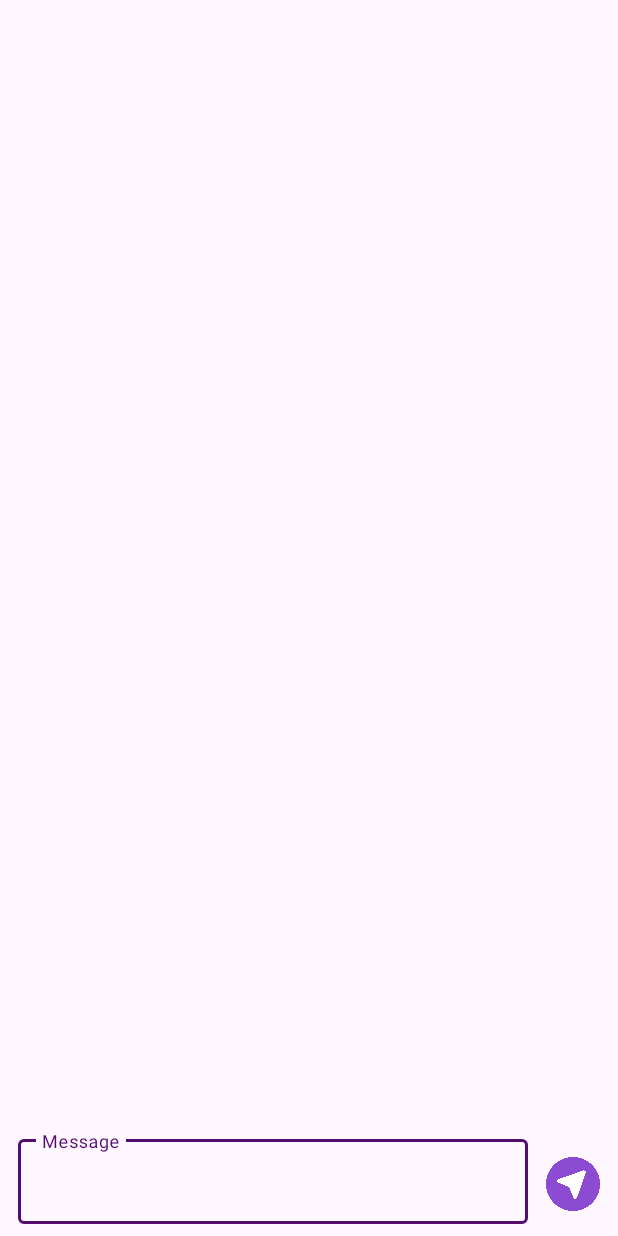
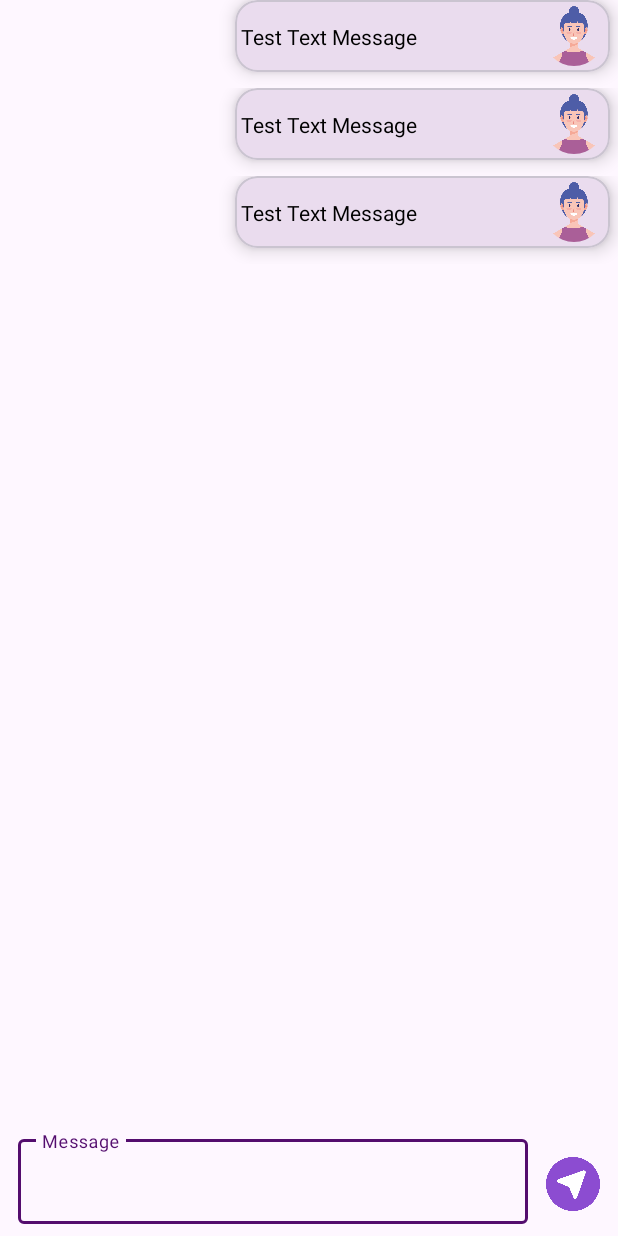
Before and after one commit to JuanBeltran09/DiemTest, an Android app: the layout activity_message.xml on its own in the app's theme, with its tools: preview values and no code run, on a phone screen of 412 x 824 dp. Run offline under Robolectric (Android 15) with nearby library versions, the phone set to English and light mode, and no system bars.

Commit message:
Firebase chatting system in android with firebase realtime database

```diff
--- a/app/src/main/java/com/example/diemtest/ui/MessageFragment.kt
+++ b/app/src/main/java/com/example/diemtest/ui/MessageFragment.kt
@@ -35,11 +35,12 @@ class MessageFragment : Fragment() {
 
     private fun getData() {
         Config.showDialog(requireContext())
-        var list = arrayListOf<String>()
-        var newList = arrayListOf<String>()
         val currentId = FirebaseAuth.getInstance().currentUser!!.phoneNumber
         FirebaseDatabase.getInstance().getReference("chats").addValueEventListener(object :ValueEventListener{
             override fun onDataChange(snapshot: DataSnapshot) {
+
+                var list = arrayListOf<String>()
+                var newList = arrayListOf<String>()
 
                 for (data in snapshot.children){
 
--- a/app/src/main/res/layout/activity_message.xml
+++ b/app/src/main/res/layout/activity_message.xml
@@ -8,19 +8,20 @@
 
     <com.google.android.material.textfield.TextInputLayout
         android:id="@+id/textInputLayout"
+        style="@style/Widget.MaterialComponents.TextInputLayout.OutlinedBox"
         android:layout_width="0dp"
+        android:layout_height="wrap_content"
         android:layout_marginHorizontal="12dp"
-        android:layout_height="wrap_content"
         android:layout_marginBottom="8dp"
-        style="@style/Widget.MaterialComponents.TextInputLayout.OutlinedBox"
         app:layout_constraintBottom_toBottomOf="parent"
         app:layout_constraintEnd_toStartOf="@+id/imageView4"
-        app:layout_constraintStart_toStartOf="parent">
+        app:layout_constraintStart_toStartOf="parent"
+        app:layout_constraintTop_toBottomOf="@+id/recyclerView2">
 
         <com.google.android.material.textfield.TextInputEditText
+            android:id="@+id/yourMeassage"
             android:layout_width="match_parent"
             android:layout_height="wrap_content"
-            android:id="@+id/yourMeassage"
             android:hint="Message" />
     </com.google.android.material.textfield.TextInputLayout>
 
@@ -33,4 +34,15 @@
         app:layout_constraintEnd_toEndOf="parent"
         app:layout_constraintTop_toTopOf="@+id/textInputLayout"
         app:srcCompat="@drawable/send" />
+
+    <androidx.recyclerview.widget.RecyclerView
+        android:id="@+id/recyclerView2"
+        android:layout_width="0dp"
+        android:layout_height="0dp"
+        app:layoutManager="androidx.recyclerview.widget.LinearLayoutManager"
+        tools:listitem="@layout/layout_reciver_message"
+        app:layout_constraintBottom_toTopOf="@+id/textInputLayout"
+        app:layout_constraintEnd_toEndOf="parent"
+        app:layout_constraintStart_toStartOf="parent"
+        app:layout_constraintTop_toTopOf="parent" />
 </androidx.constraintlayout.widget.ConstraintLayout>
--- /dev/null
+++ b/app/src/main/res/layout/layout_reciver_message.xml
@@ -0,0 +1,48 @@
+<?xml version="1.0" encoding="utf-8"?>
+<LinearLayout xmlns:android="http://schemas.android.com/apk/res/android"
+    xmlns:app="http://schemas.android.com/apk/res-auto"
+    android:layout_width="match_parent"
+    android:gravity="end"
+    android:layout_height="wrap_content">
+
+    <com.google.android.material.card.MaterialCardView
+        android:layout_width="250dp"
+        android:layout_gravity="end"
+        android:layout_margin="5dp"
+        app:cardCornerRadius="15dp"
+        app:cardElevation="7dp"
+        android:layout_height="wrap_content">
+
+        <androidx.constraintlayout.widget.ConstraintLayout
+            android:layout_width="match_parent"
+            android:layout_height="wrap_content"
+            android:padding="4dp"
+            android:layout_gravity="center_vertical">
+
+            <TextView
+                android:id="@+id/messageText"
+                android:layout_width="0dp"
+                android:layout_height="wrap_content"
+                android:text="Test Text Message"
+                android:textColor="@color/black"
+                android:textSize="14sp"
+                app:layout_constraintBottom_toBottomOf="parent"
+                app:layout_constraintEnd_toStartOf="@+id/senderImage"
+                app:layout_constraintStart_toStartOf="parent"
+                app:layout_constraintTop_toTopOf="parent"/>
+
+            <de.hdodenhof.circleimageview.CircleImageView
+                android:id="@+id/senderImage"
+                android:layout_width="40dp"
+                android:layout_height="40dp"
+                android:src="@drawable/man"
+                app:layout_constraintBottom_toBottomOf="parent"
+                app:layout_constraintEnd_toEndOf="parent"
+                app:layout_constraintTop_toTopOf="parent
+    "/>
+
+
+        </androidx.constraintlayout.widget.ConstraintLayout>
+    </com.google.android.material.card.MaterialCardView>
+
+</LinearLayout>
--- a/build.gradle.kts
+++ b/build.gradle.kts
@@ -1,6 +1,6 @@
 // Top-level build file where you can add configuration options common to all sub-projects/modules.
 plugins {
-    id("com.android.application") version "8.2.2" apply false
+    id("com.android.application") version "8.5.1" apply false
     id("org.jetbrains.kotlin.android") version "1.9.22" apply false
     id("com.google.gms.google-services") version "4.4.0" apply false
 }
```
Also changed, not shown: app/src/main/java/com/example/diemtest/activity/MessageActivity.kt (+56 -3 lines), app/src/main/java/com/example/diemtest/adapter/MessageAdapter.kt (added, +76 -0 lines), app/src/main/java/com/example/diemtest/adapter/MessageUserAdapter.kt (+14 -1 lines), app/src/main/java/com/example/diemtest/model/MessageModel.kt (added, +8 -0 lines), app/src/main/res/layout/layout_sender_message.xml (added, +33 -0 lines), gradle/wrapper/gradle-wrapper.properties.
